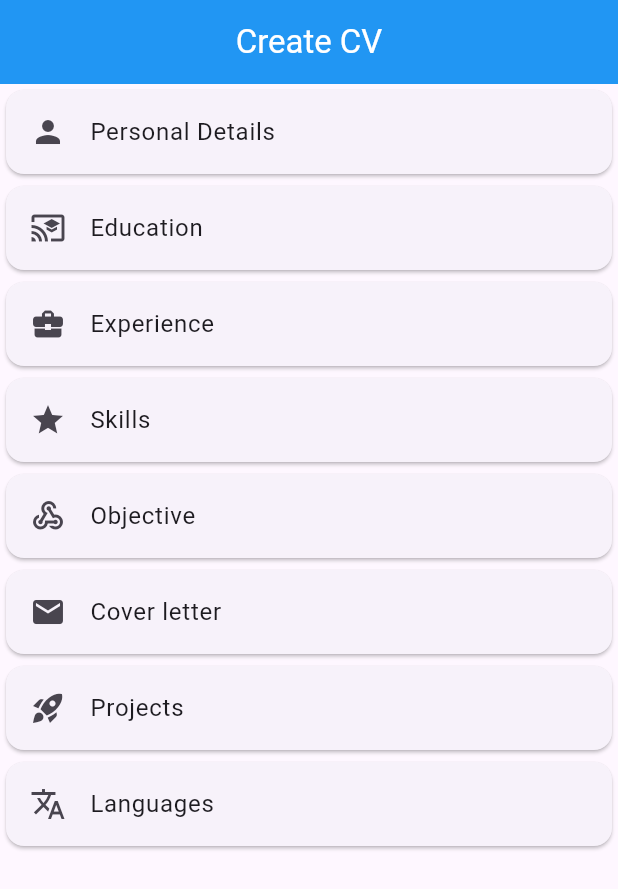
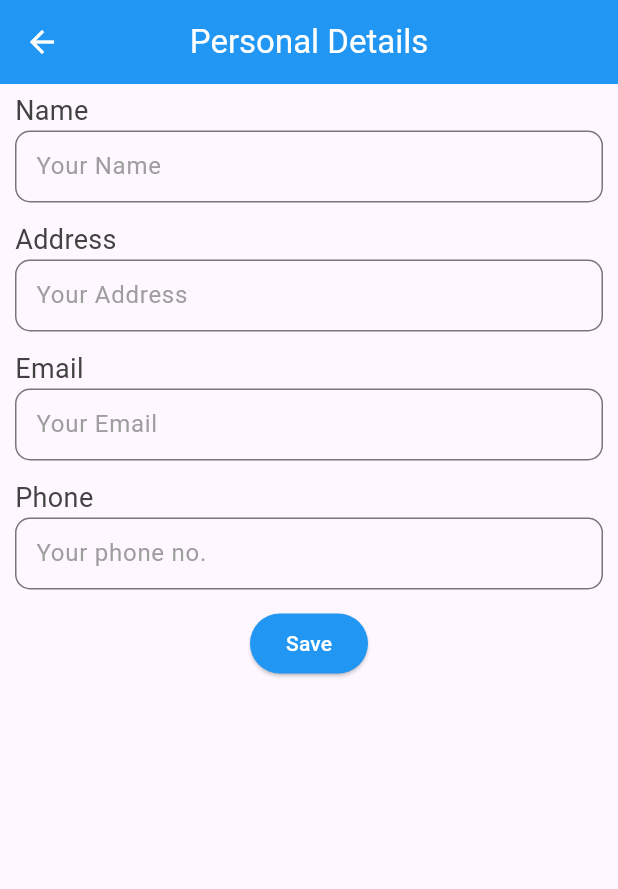
Before and after one commit to virajtalaviya/resume_builder, a Flutter app: the screen it shows after launch, after a tap on "Personal Details", on a phone screen of 412 x 824 dp. Shown: the top 889 px of the screen. Run offline on Flutter 3.47's test engine with Material 3 defaults, Android fonts, the phone set to English and light mode, and no system bars; our stand-ins replace get.

Commit message:
Feat: Personal Details, Components

```diff
--- /dev/null
+++ b/lib/components/common_button.dart
@@ -0,0 +1,26 @@
+import 'package:flutter/material.dart';
+
+class CommonButton extends StatelessWidget {
+  const CommonButton({
+    super.key,
+    required this.title,
+    required this.onTap,
+  });
+
+  final String title;
+  final VoidCallback onTap;
+
+  @override
+  Widget build(BuildContext context) {
+    return ElevatedButton(
+      onPressed: onTap,
+      style: ButtonStyle(
+        backgroundColor: MaterialStateProperty.all(Colors.blue)
+      ),
+      child: Text(
+        title,
+        style: const TextStyle(color: Colors.white),
+      ),
+    );
+  }
+}
--- /dev/null
+++ b/lib/components/common_text_field.dart
@@ -0,0 +1,48 @@
+import 'package:flutter/material.dart';
+
+class CommonTextField extends StatelessWidget {
+  const CommonTextField({
+    super.key,
+    required this.textEditingController,
+    required this.title,
+    required this.hintText,
+    this.maxLines,
+  });
+
+  final TextEditingController textEditingController;
+  final String title;
+  final String hintText;
+  final int? maxLines;
+
+  @override
+  Widget build(BuildContext context) {
+    return Column(
+      crossAxisAlignment: CrossAxisAlignment.start,
+      children: [
+        Text(title, style: TextStyle(color: Colors.grey.shade800, fontSize: 18)),
+        SizedBox(
+          height: 50,
+          child: TextField(
+            controller: textEditingController,
+            decoration: InputDecoration(
+              contentPadding: const EdgeInsets.fromLTRB(10, 0, 0, 0),
+              border: OutlineInputBorder(
+                borderRadius: BorderRadius.circular(10),
+              ),
+              focusedBorder: OutlineInputBorder(
+                borderSide: BorderSide(color: Colors.grey.shade800),
+                borderRadius: BorderRadius.circular(10),
+              ),
+              hintText: hintText,
+              isCollapsed: false,
+              hintStyle: const TextStyle(color: Colors.grey),
+            ),
+            maxLines: maxLines,
+            cursorColor: Colors.blue,
+          ),
+        ),
+        const SizedBox(height: 10),
+      ],
+    );
+  }
+}
--- a/lib/controllers/home_controller.dart
+++ b/lib/controllers/home_controller.dart
@@ -1,5 +1,13 @@
 import 'package:flutter/material.dart';
 import 'package:get/get.dart';
+import 'package:resume_builder/screens/cover_letter_screen.dart';
+import 'package:resume_builder/screens/education_details_screen.dart';
+import 'package:resume_builder/screens/experience_details_screen.dart';
+import 'package:resume_builder/screens/language_screen.dart';
+import 'package:resume_builder/screens/objective_screen.dart';
+import 'package:resume_builder/screens/personal_details_screen.dart';
+import 'package:resume_builder/screens/projects_screen.dart';
+import 'package:resume_builder/screens/skills_screen.dart';
 
 class HomeController extends GetxController {
   List<ListContentClass> contentList = [
@@ -40,20 +48,28 @@ class HomeController extends GetxController {
   void tapEventOfCard(int index) {
     switch (index) {
       case 0:
+        Get.to(const PersonalDetailsScreen());
         break;
       case 1:
+        Get.to(const EducationDetailsScreen());
         break;
       case 2:
+        Get.to(const ExperienceDetailsScreen());
         break;
       case 3:
+        Get.to(const SkillsScreen());
         break;
       case 4:
+        Get.to(const ObjectiveScreen());
         break;
       case 5:
+        Get.to(const CoverLetterScreen());
         break;
       case 6:
+        Get.to(const ProjectsDetailsScreen());
         break;
       case 7:
+        Get.to(const LanguageScreen());
         break;
     }
   }
--- a/lib/screens/home_screen.dart
+++ b/lib/screens/home_screen.dart
@@ -15,8 +15,29 @@ class HomeScreen extends StatelessWidget {
         title: const Text("Create CV", style: TextStyle(color: Colors.white)),
         centerTitle: true,
       ),
-      body: Column(
+      body: Padding(
+        padding: const EdgeInsets.fromLTRB(10, 5, 10, 0),
+        child: Column(
           children: [
+            shouldUseTabletView
+                ? const SizedBox()
+                : ElevatedButton(
+                    onPressed: () {},
+                    style: ButtonStyle(
+                      fixedSize: MaterialStateProperty.all(
+                        Size(
+                          MediaQuery.of(context).size.width * 0.98,
+                          60,
+                        ),
+                      ),
+                      backgroundColor: MaterialStateProperty.all(Colors.blue),
+                      shape: MaterialStateProperty.all(RoundedRectangleBorder(borderRadius: BorderRadius.circular(10)))
+                    ),
+                    child: const Text(
+                      "View CV",
+                      style: TextStyle(color: Colors.white,fontSize: 20),
+                    ),
+                  ),
             shouldUseTabletView
                 ? GridView.builder(
                     gridDelegate: const SliverGridDelegateWithFixedCrossAxisCount(
@@ -28,7 +49,9 @@ class HomeScreen extends StatelessWidget {
                     itemBuilder: (context, index) {
                       return Card(
                         child: GestureDetector(
-                        onTap: (){},
+                          onTap: () {
+                            homeController.tapEventOfCard(index);
+                          },
                           child: Column(
                             children: [
                               Text(homeController.contentList[index].title),
@@ -46,7 +69,9 @@ class HomeScreen extends StatelessWidget {
                     itemBuilder: (context, index) {
                       return Card(
                         child: ListTile(
-                        onTap: () {},
+                          onTap: () {
+                            homeController.tapEventOfCard(index);
+                          },
                           title: Text(homeController.contentList[index].title),
                           leading: Icon(homeController.contentList[index].iconData),
                         ),
@@ -55,6 +80,7 @@ class HomeScreen extends StatelessWidget {
                   ),
           ],
         ),
+      ),
     );
   }
 }
--- /dev/null
+++ b/lib/screens/personal_details_screen.dart
@@ -0,0 +1,53 @@
+import 'package:flutter/material.dart';
+import 'package:resume_builder/components/common_button.dart';
+import 'package:resume_builder/components/common_text_field.dart';
+
+class PersonalDetailsScreen extends StatelessWidget {
+  const PersonalDetailsScreen({super.key});
+
+  @override
+  Widget build(BuildContext context) {
+    return Scaffold(
+      appBar: AppBar(
+        leading: IconButton(
+          onPressed: () {},
+          icon: const Icon(Icons.arrow_back, color: Colors.white),
+        ),
+        backgroundColor: Colors.blue,
+        title: const Text("Personal Details", style: TextStyle(color: Colors.white)),
+        centerTitle: true,
+      ),
+      body: Padding(
+        padding: const EdgeInsets.fromLTRB(10, 5, 10, 0),
+        child: Column(
+          children: [
+            CommonTextField(
+              title: "Name",
+              hintText: "Your Name",
+              textEditingController: TextEditingController(),
+            ),
+            CommonTextField(
+              title: "Address",
+              hintText: "Your Address",
+              textEditingController: TextEditingController(),
+            ),
+            CommonTextField(
+              title: "Email",
+              hintText: "Your Email",
+              textEditingController: TextEditingController(),
+            ),
+            CommonTextField(
+              title: "Phone",
+              hintText: "Your phone no.",
+              textEditingController: TextEditingController(),
+            ),
+            CommonButton(
+              title: "Save",
+              onTap: () {},
+            ),
+          ],
+        ),
+      ),
+    );
+  }
+}
```
Also changed, not shown: lib/components/common_snackbar.dart (added, +13 -0 lines), lib/controllers/personal_details_controller.dart (added, +13 -0 lines), lib/screens/cover_letter_screen.dart (added, +23 -0 lines), lib/screens/education_details_screen.dart (added, +23 -0 lines), lib/screens/experience_details_screen.dart (added, +23 -0 lines), lib/screens/language_screen.dart (added, +24 -0 lines), lib/screens/objective_screen.dart (added, +23 -0 lines), lib/screens/projects_screen.dart (added, +23 -0 lines), lib/screens/skills_screen.dart (added, +23 -0 lines). Lines whose indentation alone changed are shown as unchanged.
